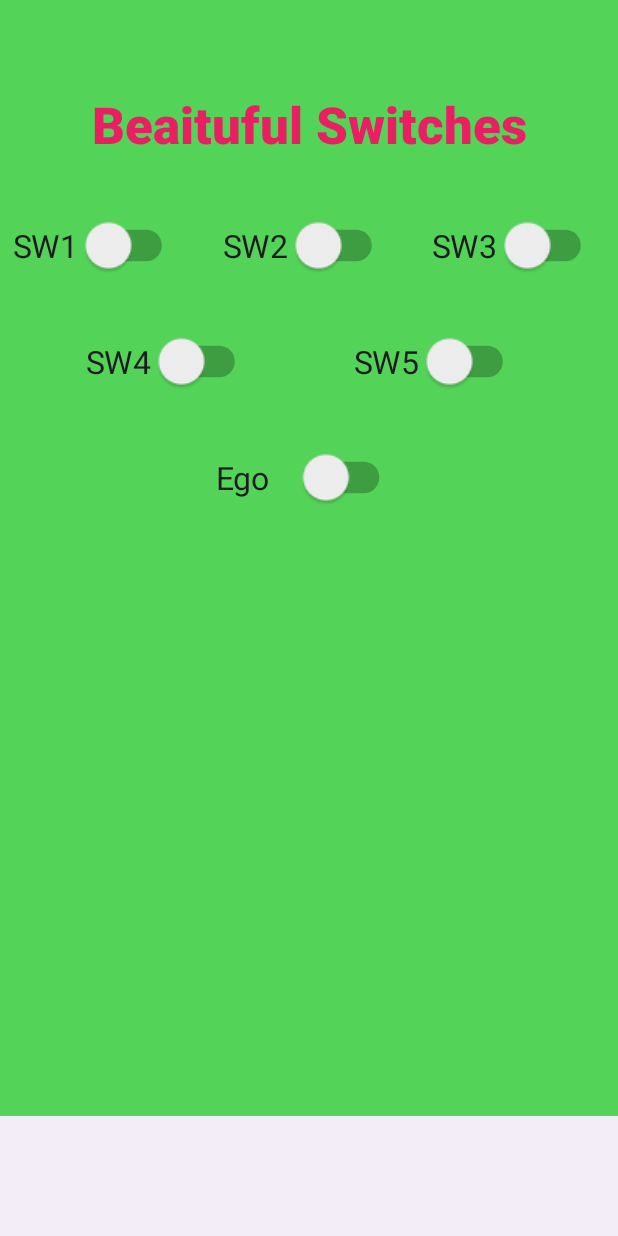
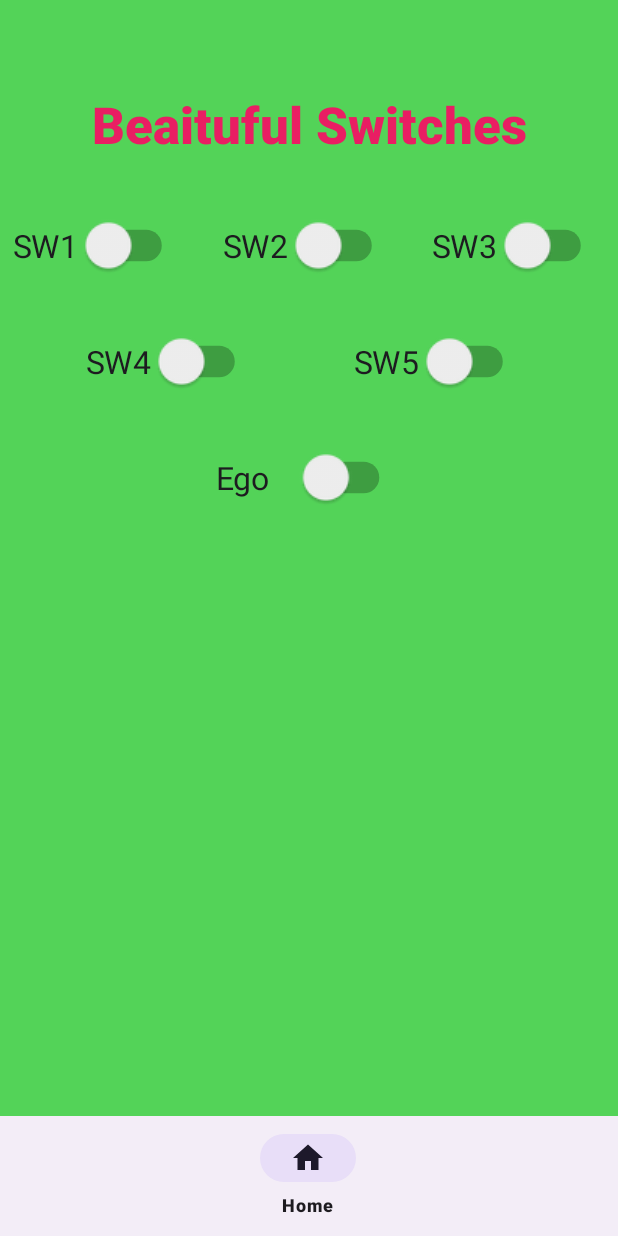
Before and after one commit to Ziyadxan06/HolidaySwitchesApp, an Android app: the screen it shows after launch (MainActivity), on a phone screen of 412 x 824 dp. Run offline under Robolectric (Android 15) with nearby library versions, the phone set to English and light mode, and no system bars; our stand-ins replace data binding.

Commit message:
Add menu item and corresponding icon

```diff
--- /dev/null
+++ b/app/src/main/res/drawable/ic_home.xml
@@ -0,0 +1,5 @@
+<vector android:height="24dp" android:tint="#000000"
+    android:viewportHeight="24" android:viewportWidth="24"
+    android:width="24dp" xmlns:android="http://schemas.android.com/apk/res/android">
+    <path android:fillColor="@android:color/white" android:pathData="M10,20v-6h4v6h5v-8h3L12,3 2,12h3v8h5z"/>
+</vector>
--- a/app/src/main/res/menu/bottom_nav_menu.xml
+++ b/app/src/main/res/menu/bottom_nav_menu.xml
@@ -1,4 +1,6 @@
 <?xml version="1.0" encoding="utf-8"?>
 <menu xmlns:android="http://schemas.android.com/apk/res/android">
-
+    <item android:id="@+id/homeFragment"
+        android:icon="@drawable/ic_home"
+        android:title="Home"/>
 </menu>
```
